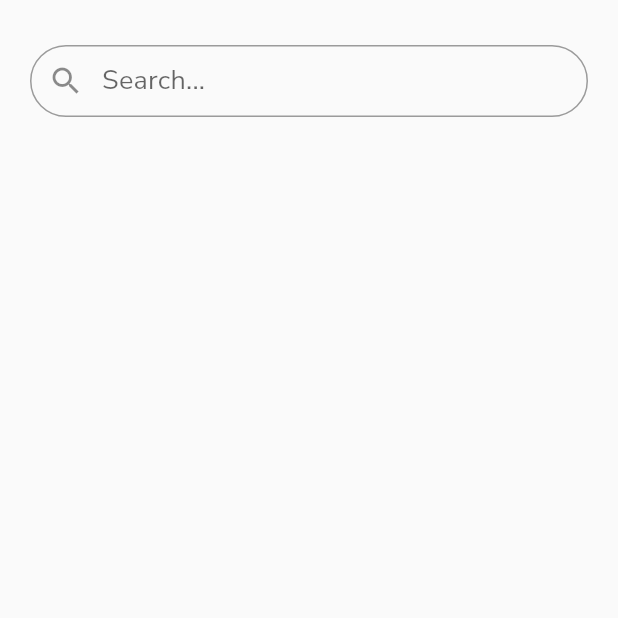
After one commit to rafliandreansyah/Restaurant_App, a Flutter app: the SearchScreen screen opened by its route, on a phone screen of 412 x 824 dp, the top half of it. The commit adds this screen. Run offline on Flutter 3.47's test engine with Material 2 defaults, Android fonts, the light colour scheme and no system bars; our stand-ins replace google_fonts; network calls fail.

Commit message:
add widget rating and search screen on progress

```diff
--- a/lib/main.dart
+++ b/lib/main.dart
@@ -4,6 +4,7 @@ import 'package:restaurant_app/data/api/api_service.dart';
 import 'package:restaurant_app/provider/restaurant_provider.dart';
 import 'package:restaurant_app/screen/restaurant_detail_screen.dart';
 import 'package:restaurant_app/screen/restaurants_screen.dart';
+import 'package:restaurant_app/screen/search_screen.dart';
 import 'package:restaurant_app/style/theme.dart';
 
 void main() {
@@ -30,6 +31,7 @@ class MyApp extends StatelessWidget {
         RestaurantsScreen.routeName: (context) => const RestaurantsScreen(),
         RestaurantDetailScreen.routeName: (context) =>
             const RestaurantDetailScreen(),
+        SearchScreen.routeName: (context) => const SearchScreen(),
       },
     );
   }
--- /dev/null
+++ b/lib/screen/search_screen.dart
@@ -0,0 +1,45 @@
+import 'package:flutter/material.dart';
+import 'package:flutter/src/widgets/framework.dart';
+import 'package:flutter/src/widgets/placeholder.dart';
+
+class SearchScreen extends StatefulWidget {
+  static const routeName = '/search';
+  const SearchScreen({super.key});
+
+  @override
+  State<SearchScreen> createState() => _SearchScreenState();
+}
+
+class _SearchScreenState extends State<SearchScreen> {
+  @override
+  Widget build(BuildContext context) {
+    return SafeArea(
+      child: Scaffold(
+        body: Column(
+          children: [
+            Container(
+              height: 55,
+              margin: const EdgeInsets.only(
+                left: 20,
+                right: 20,
+                top: 30,
+              ),
+              child: TextField(
+                decoration: InputDecoration(
+                  prefixIcon: Icon(Icons.search),
+                  contentPadding: EdgeInsets.only(top: 2),
+                  hintText: 'Search...',
+                  border: OutlineInputBorder(
+                    borderRadius: BorderRadius.all(
+                      Radius.circular(90),
+                    ),
+                  ),
+                ),
+              ),
+            ),
+          ],
+        ),
+      ),
+    );
+  }
+}
```
Also changed, not shown: lib/screen/restaurant_detail_screen.dart (+5 -22 lines), lib/screen/restaurants_screen.dart (+13 -0 lines), lib/widget/rating.dart (added, +28 -0 lines), lib/widget/restaurant_card.dart (+14 -45 lines), pubspec.lock.
